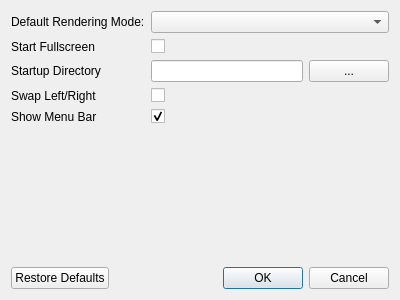
First picture: the form in forms/settingswindow.ui, repository chipgw/depthview, before the edit.
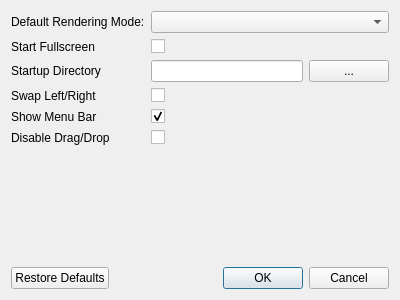
Second picture: the form after the edit. Icons and pictures are not drawn.

Commit message: add setting to disable drag/drop.

Diff of the .ui file:
```diff
--- a/forms/settingswindow.ui
+++ b/forms/settingswindow.ui
@@ -101,6 +101,16 @@
        </property>
       </widget>
      </item>
+     <item row="5" column="0">
+      <widget class="QLabel" name="disableDragDropLabel">
+       <property name="text">
+        <string>Disable Drag/Drop</string>
+       </property>
+      </widget>
+     </item>
+     <item row="5" column="1">
+      <widget class="QCheckBox" name="disableDragDropCheckBox"/>
+     </item>
     </layout>
    </item>
    <item>
```
The commit also changes 2 other files.
